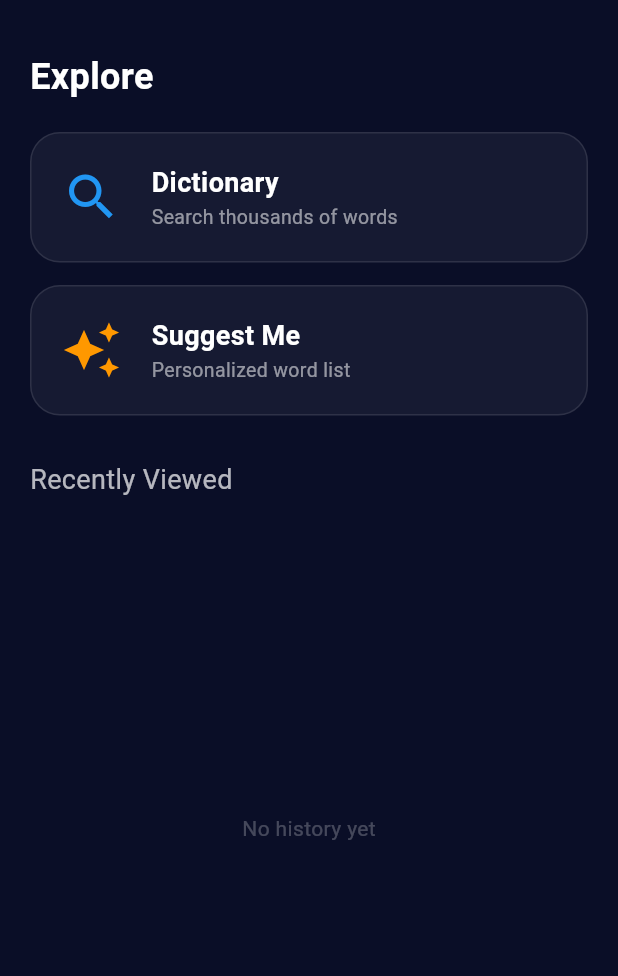
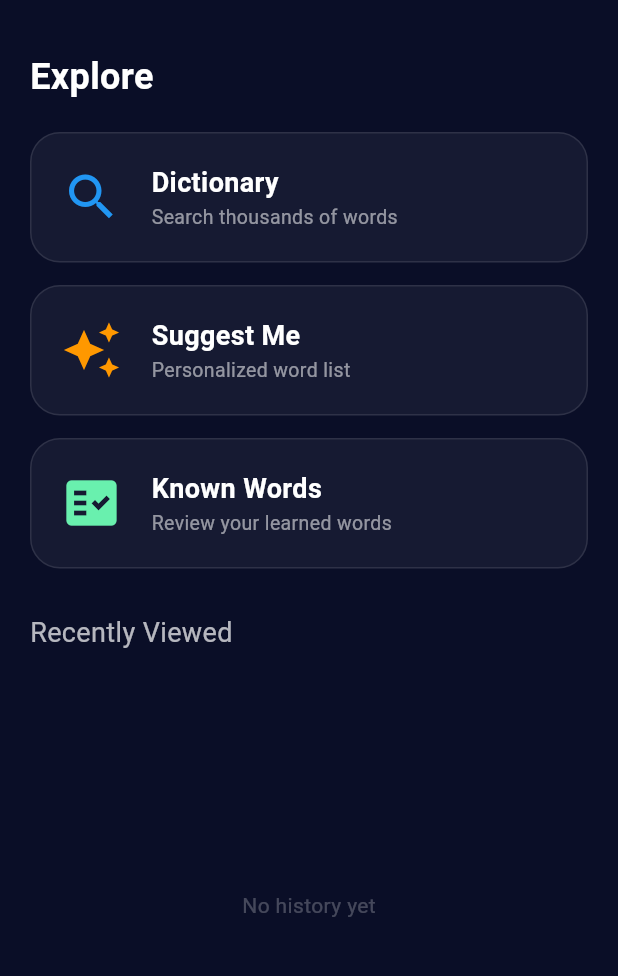
Before and after one commit to FatihOKSUZOGLU/wordmaster_app, a Flutter app: the screen it shows after launch, after a tap on "Start Learning", on a phone screen of 412 x 824 dp, the part 63-1039 px from its top. Run offline on Flutter 3.47's test engine with Material 3 defaults, Android fonts, the phone set to English and light mode, and no system bars; our stand-ins replace shared_preferences; Roboto replaces fonts that are missing (Poppins).

Commit message:
Known Words eklendi, suggest me uzerinde kelimeleri ekleme ozelligi geirildi.

```diff
--- a/lib/screens/main_menu_screen.dart
+++ b/lib/screens/main_menu_screen.dart
@@ -1,4 +1,7 @@
 import 'package:flutter/material.dart';
+import 'package:wordmaster_app/models/word_model.dart';
+import 'package:wordmaster_app/screens/KnownWordScreen.dart';
+import 'package:wordmaster_app/screens/word_detail_screen.dart';
 import '../services/word_service.dart';
 import 'onboarding_screen.dart';
 import 'dictionary_screen.dart';
@@ -13,11 +16,37 @@ class MainMenuScreen extends StatefulWidget {
 
 class _MainMenuScreenState extends State<MainMenuScreen> {
   List<String> _recentWords = [];
+  List<WordData> _knownWordsList = [];
+  bool _isLoadingKnown = true;
 
   @override
   void initState() {
     super.initState();
     _loadRecent();
+    _loadKnownWords();
+  }
+
+  Future<void> _loadKnownWords() async {
+    setState(() => _isLoadingKnown = true);
+
+    final knownNames = await WordService.getKnownWords();
+    if (knownNames.isEmpty) {
+      setState(() {
+        _knownWordsList = [];
+        _isLoadingKnown = false;
+      });
+      return;
+    }
+
+    final allWords = await WordService.loadWords();
+    // Sadece bilinen kelimeleri filtrele
+    final filtered =
+        allWords.where((w) => knownNames.contains(w.word)).toList();
+
+    setState(() {
+      _knownWordsList = filtered;
+      _isLoadingKnown = false;
+    });
   }
 
   Future<void> _loadRecent() async {
@@ -82,6 +111,17 @@ class _MainMenuScreenState extends State<MainMenuScreen> {
                 Colors.orange,
                 () => Navigator.push(context,
                     MaterialPageRoute(builder: (_) => SuggestMeScreen()))),
+            const SizedBox(height: 15),
+            _buildMenuCard(
+                context,
+                'Known Words',
+                'Review your learned words',
+                Icons.fact_check,
+                Colors.greenAccent,
+                () => Navigator.push(
+                    context,
+                    MaterialPageRoute(
+                        builder: (_) => const KnownWordsScreen()))),
 
             const SizedBox(height: 30),
             const Text('Recently Viewed',
@@ -95,6 +135,8 @@ class _MainMenuScreenState extends State<MainMenuScreen> {
                           style: TextStyle(color: Colors.white24)))
                   : ListView.builder(
                       itemCount: _recentWords.length,
+                      shrinkWrap: true,
+                      physics: NeverScrollableScrollPhysics(),
                       itemBuilder: (context, index) => ListTile(
                         title: Text(_recentWords[index],
                             style: const TextStyle(color: Colors.white)),
--- a/lib/services/word_service.dart
+++ b/lib/services/word_service.dart
@@ -9,6 +9,7 @@ class WordService {
   // Hafıza Anahtarları
   static const String _recentWordsKey = 'recent_words';
   static const String _lastSuggestionsKey = 'last_suggestions';
+  static const String _knownWordsKey = 'known_words';
   static const String _userLevelKey = 'user_level';
   static const String _dailyGoalKey = 'daily_goal';
   static const String _frequencyKey = 'frequency';
@@ -27,6 +28,26 @@ class WordService {
     }
   }
 
+  static Future<void> addKnownWords(List<String> words) async {
+    final prefs = await SharedPreferences.getInstance();
+    List<String> knownWords = prefs.getStringList(_knownWordsKey) ?? [];
+
+    for (var word in words) {
+      if (!knownWords.contains(word)) {
+        knownWords.add(word);
+      }
+    }
+
+    await prefs.setStringList(_knownWordsKey, knownWords);
+  }
+
+  static Future<void> removeKnownWord(String word) async {
+    final prefs = await SharedPreferences.getInstance();
+    List<String> knownWords = prefs.getStringList(_knownWordsKey) ?? [];
+    knownWords.remove(word);
+    await prefs.setStringList(_knownWordsKey, knownWords);
+  }
+
   // Kullanıcı ayarlarını kaydet
   static Future<void> saveUserSettings({
     required String level,
@@ -38,6 +59,18 @@ class WordService {
     await prefs.setInt(_dailyGoalKey, dailyGoal);
     await prefs.setString(_frequencyKey, frequency);
     await prefs.setBool('is_first_run', false); // Kurulum tamamlandı işareti
+  }
+
+  // Bilinen kelimeleri getir
+  static Future<List<String>> getKnownWords() async {
+    final prefs = await SharedPreferences.getInstance();
+    return prefs.getStringList(_knownWordsKey) ?? [];
+  }
+
+  // Bir kelimenin bilinip bilinmediğini kontrol et
+  static Future<bool> isWordKnown(String word) async {
+    final knownWords = await getKnownWords();
+    return knownWords.contains(word);
   }
 
   // Ayarları oku
```
Also changed, not shown: lib/models/user_word_record.dart (added, +41 -0 lines), lib/models/word_key.dart (added, +29 -0 lines), lib/screens/KnownWordScreen.dart (added, +120 -0 lines), lib/screens/suggest_me_screen.dart (+87 -27 lines).
